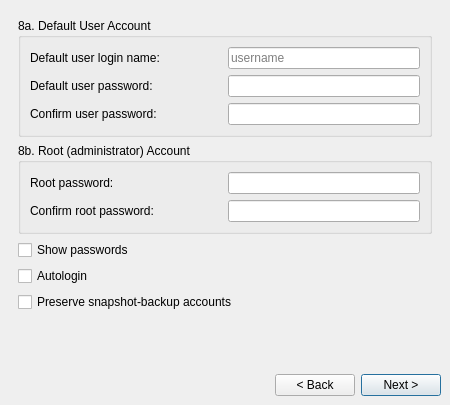
Old version of the form meinstall.ui in the repository anticapitalista/MX-installer.
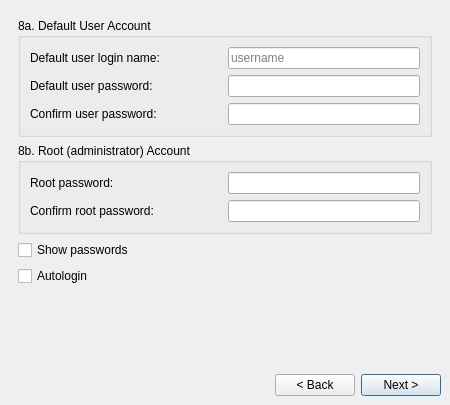
New version of the form. The open tabs and pages were chosen to show the change.

Commit message: detect automatically if there are snapshot-backup accounts and skip account creation

What changed in the file:
```diff
--- a/meinstall.ui
+++ b/meinstall.ui
@@ -1467,7 +1467,7 @@
          </layout>
         </widget>
        </item>
-       <item row="5" column="0">
+       <item row="4" column="0">
         <spacer>
          <property name="orientation">
           <enum>Qt::Vertical</enum>
@@ -1611,16 +1611,6 @@
          </property>
         </widget>
        </item>
-       <item row="4" column="0">
-        <widget class="QCheckBox" name="remasterCheckBox">
-         <property name="toolTip">
-          <string>Use this option only for installing snapshot-backup ISOs</string>
-         </property>
-         <property name="text">
-          <string>Preserve snapshot-backup accounts</string>
-         </property>
-        </widget>
-       </item>
       </layout>
      </widget>
      <widget class="QWidget" name="WStackPage">
```
Left out of the diff: 66 changed lines with no effect on the pictures. The commit also changes 3 other files.
